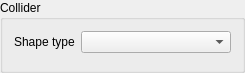
Above: interface/ColliderComp.ui from Razakhel/RaZor before the change. Below: the same form after it.
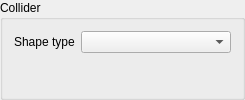
That is the form after the change.

```diff
--- a/interface/ColliderComp.ui
+++ b/interface/ColliderComp.ui
@@ -2,14 +2,6 @@
 <ui version="4.0">
  <class>ColliderComp</class>
  <widget class="QGroupBox" name="ColliderComp">
-  <property name="geometry">
-   <rect>
-    <x>0</x>
-    <y>0</y>
-    <width>231</width>
-    <height>61</height>
-   </rect>
-  </property>
   <property name="windowTitle">
    <string>Collider</string>
   </property>
```
